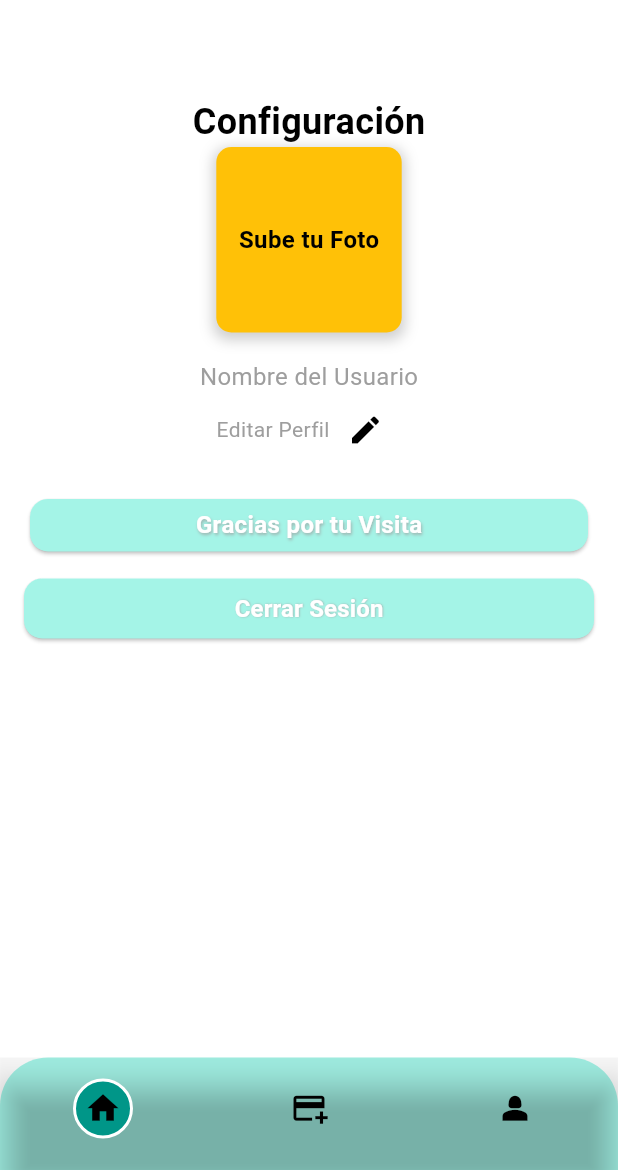
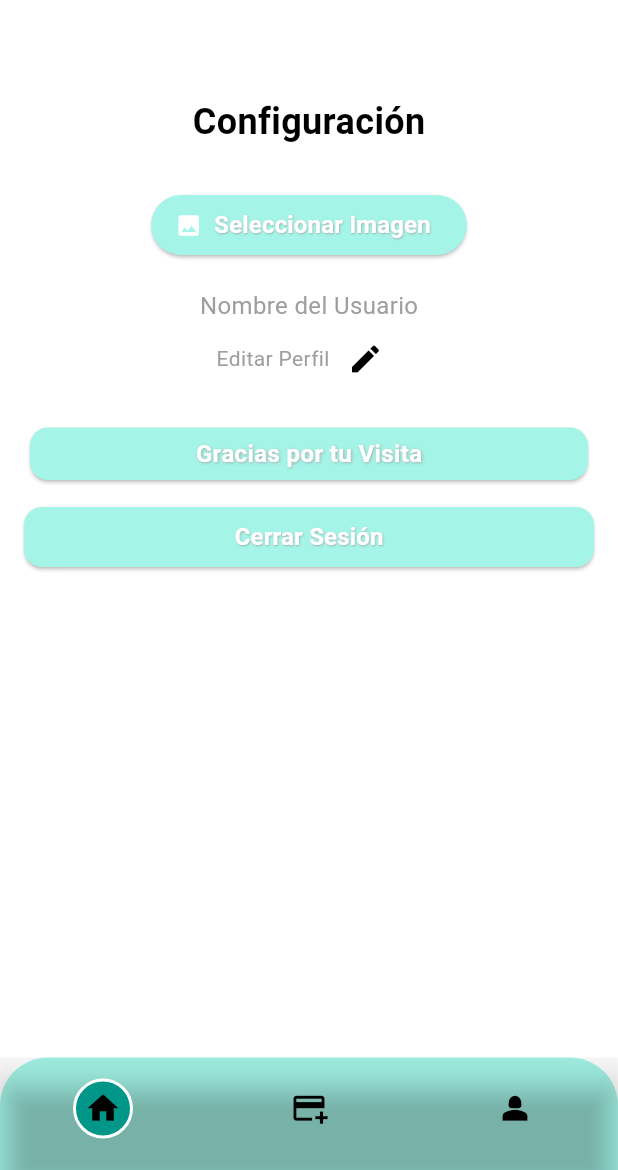
Before and after one commit to JoseLuisGalvis/No-Country-s-15-26-dart, a Flutter app: the ConfigurationPage screen opened directly, on a phone screen of 412 x 824 dp, the part 66-1236 px from its top. Run offline on Flutter 3.47's test engine with Material 3 defaults, Android fonts, the phone set to English and light mode, and no system bars; our stand-ins replace carousel_slider, dio, flutter_map, flutter_screenutil, image_picker, latlong2 and 1 more; accounts and stored records are empty; network calls fail.

Commit message:
Ajustes CongigurationPage

```diff
--- a/lib/app/ui/page/configuration_page.dart
+++ b/lib/app/ui/page/configuration_page.dart
@@ -6,24 +6,40 @@ import '../../provider/navigation_provider.dart';
 import '../components/custom_app_bar.dart';
 import 'home_page.dart';
 
-class ConfigurationPage extends StatelessWidget {
+import 'package:image_picker/image_picker.dart';
+import 'dart:ui' as ui;
+import 'dart:typed_data';
+import 'dart:io';
+import 'package:path_provider/path_provider.dart';
+
+class ConfigurationPage extends StatefulWidget {
+  ConfigurationPage({Key? key}) : super(key: key);
+
+  @override
+  _ConfigurationPageState createState() => _ConfigurationPageState();
+}
+
+class _ConfigurationPageState extends State<ConfigurationPage> {
   final List _navigationButtonProperties = [
     {
       "active_icon": Icons.home,
       "inactive_icon": Icons.home,
-      "label": "", // Etiqueta vacía
+      "label": "",
     },
     {
       "active_icon": Icons.add_card,
       "inactive_icon": Icons.add_card,
-      "label": "", // Etiqueta vacía
+      "label": "",
     },
     {
       "active_icon": Icons.person_2,
       "inactive_icon": Icons.person_2,
-      "label": "", // Etiqueta vacía
+      "label": "",
     },
   ];
+
+  Uint8List? _selectedImageBytes;
+  final ImagePicker _picker = ImagePicker();
 
   @override
   Widget build(BuildContext context) {
@@ -45,33 +61,70 @@ class ConfigurationPage extends StatelessWidget {
                   fontWeight: FontWeight.bold
               ),
             ),
+            SizedBox(height: 10),
             // Foto
             Center(
-              child: Container(
+              child: Column(
+                children: [
+                  if (_selectedImageBytes!= null)
+                    Container(
+                      width: 300,
+                      height: 250,
                       decoration: BoxDecoration(
-                  color: Colors.amber,
-                  borderRadius: BorderRadius.circular(10),
+
                         boxShadow: [
                           BoxShadow(
-                      color: Colors.grey.withOpacity(0.5),
-                      spreadRadius: 2,
-                      blurRadius: 7,
-                      offset: Offset(0, 3), // changes position of shadow
+                            offset: Offset(0, 5),
+                            blurRadius: 10,
+                            color: Colors.grey.withOpacity(0.8),
+                          ),
+                        ],
+                        color: Colors.amber,
+                        borderRadius: BorderRadius.all(Radius.circular(10)),
+                      ),
+                      child: Image.memory(_selectedImageBytes!, fit: BoxFit.cover),
+                    ),
+                  SizedBox(height: 18),
+                  ElevatedButton.icon(
+                    style: ButtonStyle(
+                      backgroundColor: MaterialStateProperty.all(Theme.of(context).colorScheme.primary),
+                    ),
+                    onPressed: () async {
+                      try {
+                        final pickedFile = await _picker.pickImage(source: ImageSource.gallery);
+
+                        if (pickedFile!= null) {
+                          _selectedImageBytes = await pickedFile.readAsBytes();
+                          setState(() {});
+                        } else {
+                          print('No se seleccionó ninguna imagen.');
+                        }
+                      } catch (e) {
+                        print('Error: $e');
+                      }
+
+                      if (_selectedImageBytes!= null) {
+                        await saveImageToFolder(context, _selectedImageBytes!);
+                      }
+                    },
+                    icon: Icon(Icons.image, color: Colors.white),
+                    label: Text(
+                      'Seleccionar Imagen',
+                      style: TextStyle(
+                        color: Colors.white,
+                        fontSize: 16,
+                        fontWeight: FontWeight.bold,
+                        shadows: [
+                          Shadow(
+                            offset: Offset(0.5, 0.5),
+                            blurRadius: 1.0,
+                            color: Colors.grey.withOpacity(0.8),
                           ),
                         ],
                       ),
-                width: MediaQuery.of(context).size.width * 0.3,
-                height: MediaQuery.of(context).size.width * 0.3,
-                child: Center(
-                  child: Text(
-                    'Sube tu Foto',
-                    style: TextStyle(
-                      color: Colors.black,
-                      fontSize: 16,
-                      fontWeight: FontWeight.bold,
                     ),
                   ),
-                ),
+                ],
               ),
             ),
             SizedBox(height: 18),
@@ -177,9 +230,9 @@ class ConfigurationPage extends StatelessWidget {
     return Consumer<NavigationProvider>(
       builder: (context, navigationProvider, child) {
         return Opacity(
-          opacity: 1, // Ajusta la opacidad aquí
+          opacity: 1,
           child: Container(
-            height: 75, // Ajusta la altura aquí
+            height: 75,
 
             decoration: const BoxDecoration(
               color: Color.fromARGB(255, 164, 244, 231),
@@ -190,13 +243,13 @@ class ConfigurationPage extends StatelessWidget {
             ),
             child: ClipRRect(
               child: BottomNavigationBar(
-                backgroundColor: Colors.transparent, // Hacer el fondo transparente para mostrar el color del contenedor
+                backgroundColor: Colors.transparent,
                 currentIndex: navigationProvider.currentIndex,
                 onTap: (value) {
                   navigationProvider.setIndex(value);
                 },
-                showSelectedLabels: false, // Ocultar etiquetas seleccionadas
-                showUnselectedLabels: false, // Ocultar etiquetas no seleccionadas
+                showSelectedLabels: false,
+                showUnselectedLabels: false,
                 items: List.generate(3, (index) {
                   var navBtnProperty = _navigationButtonProperties[index];
                   return BottomNavigationBarItem(
@@ -206,13 +259,13 @@ class ConfigurationPage extends StatelessWidget {
                       decoration: navigationProvider.currentIndex == index
                           ? BoxDecoration(
                         shape: BoxShape.circle,
-                        color: Colors.teal, // Color de fondo del círculo activo
+                        color: Colors.teal,
                         border: Border.all(
-                          color: Colors.white, // Color del borde blanco
-                          width: 2.0, // Ancho del borde
+                          color: Colors.white,
+                          width: 2.0,
                         ),
                       )
-                          : null, // Sin decoración para el ícono inactivo
+                          : null,
                       child: Icon(
                         navigationProvider.currentIndex == index
                             ? navBtnProperty["active_icon"]
@@ -223,7 +276,7 @@ class ConfigurationPage extends StatelessWidget {
                             : Colors.black,
                       ),
                     ),
-                    label: navBtnProperty["label"], // Etiqueta vacía
+                    label: navBtnProperty["label"],
                   );
                 }),
               ),
@@ -234,4 +287,14 @@ class ConfigurationPage extends StatelessWidget {
     );
   }
 
+  Future<void> saveImageToFolder(BuildContext context, Uint8List imageBytes) async {
+    final directory = await getApplicationDocumentsDirectory();
+    final String newPath = '${directory.path}/my_folder/image.jpg';
+
+    final file = File(newPath);
+    await file.writeAsBytes(imageBytes);
+
+    ScaffoldMessenger.of(context).showSnackBar(SnackBar(content: Text('Imagen guardada en $newPath')));
   }
+
+}
--- a/pubspec.yaml
+++ b/pubspec.yaml
@@ -43,6 +43,8 @@ dependencies:
   carousel_slider: ^4.2.1
   flutter_staggered_grid_view: ^0.7.0
   flutter_screenutil: ^5.9.3
+  image_picker: ^1.1.2
+  path_provider: ^2.0.8
 
 dev_dependencies:
   flutter_test:
```
Also changed, not shown: pubspec.lock, 5 other files. Lines whose indentation alone changed are shown as unchanged.
